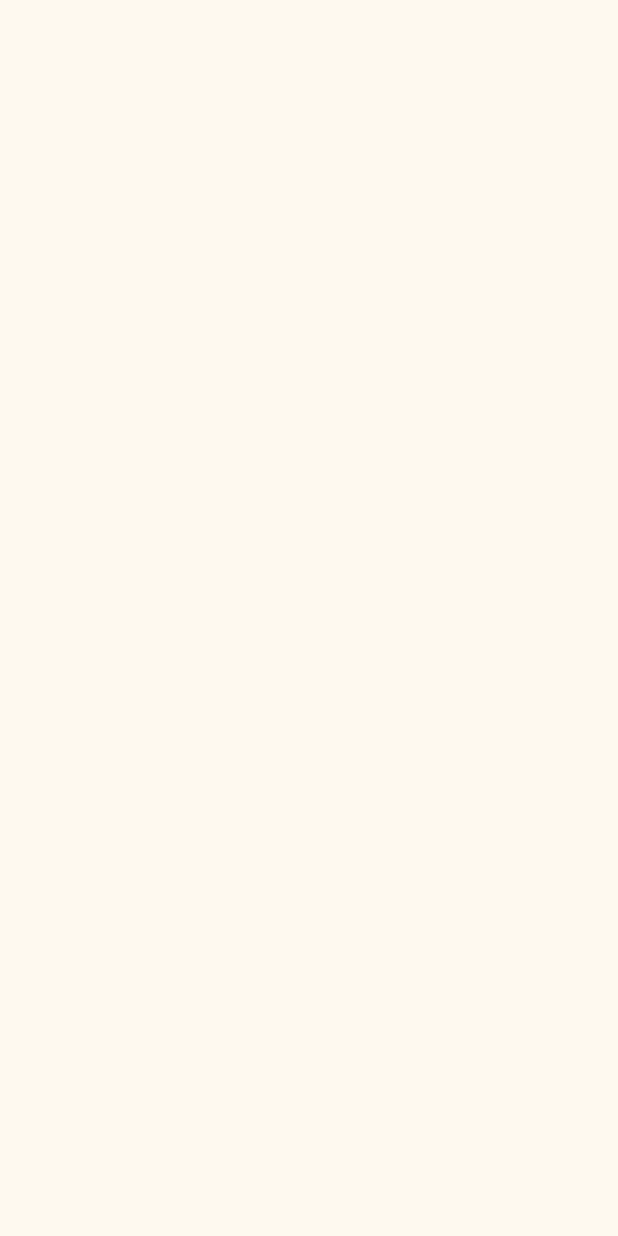
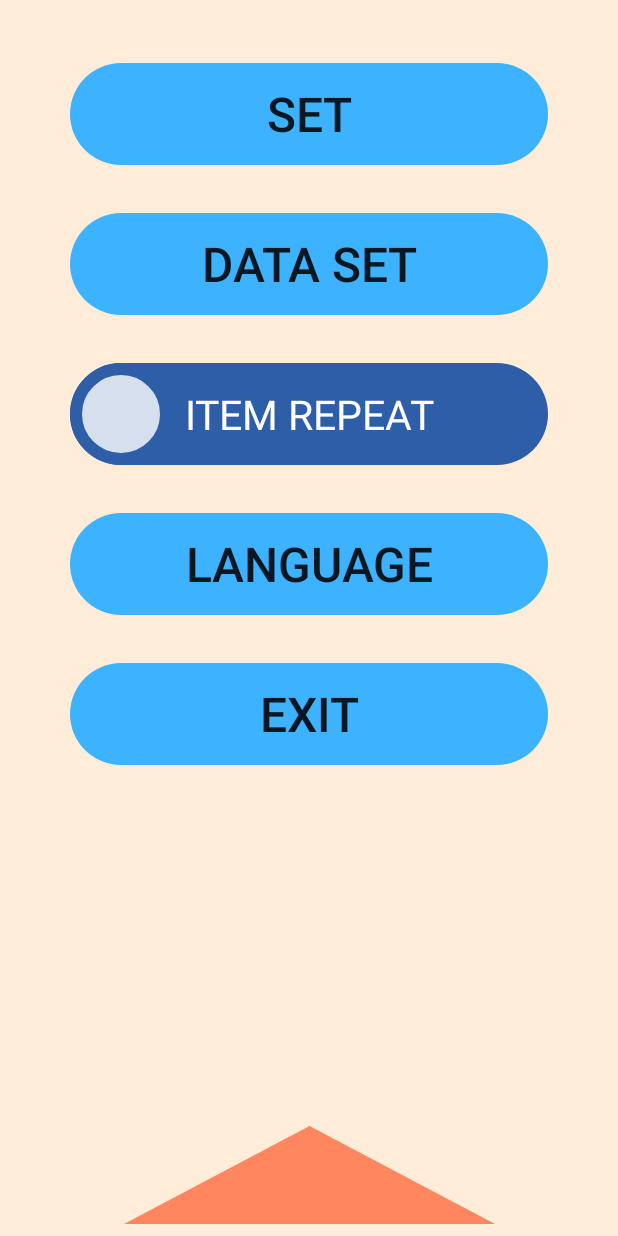
Before and after one commit to Snowbear124/HappyLottery, an Android app: the screen it shows after launch (MainActivity), on a phone screen of 412 x 824 dp. Before the commit the screen is empty. Run offline under Robolectric (Android 15) with nearby library versions, the phone set to English and light mode, and no system bars.

Commit message:
Second screen button and switch set.

```diff
--- a/app/src/main/java/com/snowbear/happylottery/MainActivity.kt
+++ b/app/src/main/java/com/snowbear/happylottery/MainActivity.kt
@@ -2,10 +2,23 @@ package com.snowbear.happylottery
 
 import androidx.appcompat.app.AppCompatActivity
 import android.os.Bundle
+import android.util.Log
+import android.view.View
 
 class MainActivity : AppCompatActivity() {
+    //也可以直接用"MainActivity"字串，但用class這個方式不占記憶體空間，會比較好
+    val TAG = MainActivity::class.java.simpleName
+    val testList = listOf<String>("Apply","Banana","Cherry","Dragonfruit","Fig")
+
     override fun onCreate(savedInstanceState: Bundle?) {
         super.onCreate(savedInstanceState)
-        setContentView(R.layout.Frist_main)
+//        setContentView(R.layout.activity_main)
+        setContentView(R.layout.set)
+    }
+
+    fun lottery(view: View) {
+        val item = testList.random()
+//        println("Item: $item")  //系統內部輸出的值
+        Log.d(TAG,"Lottery Item = $item")    //標籤，這裡做debug用
     }
 }
--- /dev/null
+++ b/app/src/main/res/drawable/lottery_glassball.xml
@@ -0,0 +1,6 @@
+<?xml version="1.0" encoding="utf-8"?>
+<shape xmlns:android="http://schemas.android.com/apk/res/android"
+    android:shape="oval" >
+    <solid android:color="@color/DiamondLeague" />
+    <stroke android:color="@color/AdventureOfTheSeas" android:width="6dp" />
+</shape>
--- /dev/null
+++ b/app/src/main/res/drawable/switch_thumb.xml
@@ -0,0 +1,21 @@
+<?xml version="1.0" encoding="utf-8"?>
+<selector xmlns:android="http://schemas.android.com/apk/res/android">
+    <item android:state_checked="true">
+        <shape android:shape="oval">
+            <solid android:color="@color/white_80"/>
+            <size android:height="@dimen/dp_60"
+                android:width="@dimen/dp_60" />
+            <stroke android:width="8dp"
+                android:color="@color/Picnic" />
+        </shape>
+    </item>
+    <item android:state_checked="false">
+        <shape android:shape="oval">
+            <solid android:color="@color/white_80"/>
+            <size android:height="@dimen/dp_60"
+                android:width="@dimen/dp_60" />
+            <stroke android:width="8dp"
+                android:color="@color/AdventureOfTheSeas" />
+        </shape>
+    </item>
+</selector>
--- /dev/null
+++ b/app/src/main/res/drawable/switch_track.xml
@@ -0,0 +1,15 @@
+<?xml version="1.0" encoding="utf-8"?>
+<selector xmlns:android="http://schemas.android.com/apk/res/android">
+    <item android:state_checked="true">
+        <shape android:shape="rectangle">
+            <corners android:radius="80dp" />
+            <solid android:color="@color/Picnic"/>
+        </shape>
+    </item>
+    <item android:state_checked="false">
+        <shape android:shape="rectangle">
+            <corners android:radius="80dp" />
+            <solid android:color="@color/AdventureOfTheSeas"/>
+        </shape>
+    </item>
+</selector>
--- a/app/src/main/res/layout/Frist_main.xml
+++ /dev/null
@@ -1,8 +0,0 @@
-<?xml version="1.0" encoding="utf-8"?>
-<androidx.constraintlayout.widget.ConstraintLayout xmlns:android="http://schemas.android.com/apk/res/android"
-    xmlns:app="http://schemas.android.com/apk/res-auto"
-    xmlns:tools="http://schemas.android.com/tools"
-    android:layout_width="match_parent"
-    android:layout_height="match_parent"
-    android:background="@color/OldLace"
-    tools:context=".MainActivity"/>
--- /dev/null
+++ b/app/src/main/res/layout/set.xml
@@ -0,0 +1,95 @@
+<?xml version="1.0" encoding="utf-8"?>
+<androidx.constraintlayout.widget.ConstraintLayout xmlns:android="http://schemas.android.com/apk/res/android"
+    xmlns:app="http://schemas.android.com/apk/res-auto"
+    xmlns:tools="http://schemas.android.com/tools"
+    android:layout_width="match_parent"
+    android:layout_height="match_parent"
+    android:background="@color/SandCrystal">
+
+    <Button
+        android:id="@+id/set_exit"
+        style="?android:attr/borderlessButtonStyle"
+        android:layout_width="@dimen/dp_280"
+        android:layout_height="@dimen/dp_60"
+        android:layout_marginTop="32dp"
+        android:background="@drawable/item_set"
+        android:text="EXIT"
+        android:textSize="@dimen/sp_28"
+        app:layout_constraintEnd_toEndOf="parent"
+        app:layout_constraintStart_toStartOf="parent"
+        app:layout_constraintTop_toBottomOf="@+id/set_language" />
+
+    <Button
+        android:id="@+id/set_language"
+        style="?android:attr/borderlessButtonStyle"
+        android:layout_width="@dimen/dp_280"
+        android:layout_height="@dimen/dp_60"
+        android:layout_marginTop="32dp"
+        android:background="@drawable/item_set"
+        android:text="LANGUAGE"
+        android:textSize="@dimen/sp_28"
+        app:layout_constraintEnd_toEndOf="parent"
+        app:layout_constraintStart_toStartOf="parent"
+        app:layout_constraintTop_toBottomOf="@+id/switch_item_re" />
+
+    <Button
+        android:id="@+id/set_title"
+        style="?android:attr/borderlessButtonStyle"
+        android:layout_width="@dimen/dp_280"
+        android:layout_height="@dimen/dp_60"
+        android:layout_marginTop="42dp"
+        android:background="@drawable/item_set"
+        android:text="@string/set"
+        android:textSize="@dimen/sp_28"
+        app:layout_constraintEnd_toEndOf="parent"
+        app:layout_constraintStart_toStartOf="parent"
+        app:layout_constraintTop_toTopOf="parent" />
+
+    <Button
+        android:id="@+id/set_data"
+        style="?android:attr/borderlessButtonStyle"
+        android:layout_width="@dimen/dp_280"
+        android:layout_height="@dimen/dp_60"
+        android:layout_marginTop="32dp"
+        android:background="@drawable/item_set"
+        android:text="DATA SET"
+        android:textSize="@dimen/sp_28"
+        app:layout_constraintEnd_toEndOf="parent"
+        app:layout_constraintStart_toStartOf="parent"
+        app:layout_constraintTop_toBottomOf="@+id/set_title" />
+
+    <Switch
+        android:id="@+id/switch_item_re"
+        android:layout_width="wrap_content"
+        android:layout_height="wrap_content"
+        android:layout_marginTop="32dp"
+        android:switchMinWidth="@dimen/dp_280"
+        android:thumb="@drawable/switch_thumb"
+        android:track="@drawable/switch_track"
+        app:layout_constraintEnd_toEndOf="parent"
+        app:layout_constraintStart_toStartOf="parent"
+        app:layout_constraintTop_toBottomOf="@+id/set_data" />
+
+    <TextView
+            android:id="@+id/tV_item_re"
+            android:layout_width="wrap_content"
+            android:layout_height="wrap_content"
+            android:text="ITEM REPEAT"
+            android:textColor="@color/white"
+            android:textSize="@dimen/sp_24"
+            app:layout_constraintBottom_toBottomOf="@+id/switch_item_re"
+            app:layout_constraintEnd_toEndOf="@+id/switch_item_re"
+            app:layout_constraintStart_toStartOf="@+id/switch_item_re"
+            app:layout_constraintTop_toTopOf="@+id/switch_item_re" />
+
+    <Button
+        android:id="@+id/set_back"
+        android:layout_width="247dp"
+        android:layout_height="65dp"
+        android:layout_marginBottom="8dp"
+        android:background="@drawable/button_backup"
+        app:layout_constraintBottom_toBottomOf="parent"
+        app:layout_constraintEnd_toEndOf="parent"
+        app:layout_constraintStart_toStartOf="parent" />
+
+</androidx.constraintlayout.widget.ConstraintLayout>
--- a/app/src/main/res/values/colors.xml
+++ b/app/src/main/res/values/colors.xml
@@ -7,6 +7,7 @@
     <color name="teal_700">#FF018786</color>
     <color name="black">#FF000000</color>
     <color name="white">#FFFFFFFF</color>
+    <color name="white_80">#CCFFFFFF</color>
 
     <color name="BabyBlue">#A2D2FF</color>
     <color name="OldLace">#FEF9EF</color>
@@ -25,4 +26,6 @@
     <color name="AdventureOfTheSeas">#2F5EA9</color>
     <color name="Picnic">#94C78A</color>
     <color name="BeerGarden">#3D9F38</color>
+
+    <color name="DiamondLeague">#CEE9F2</color>
 </resources>
--- a/app/src/main/res/values/strings.xml
+++ b/app/src/main/res/values/strings.xml
@@ -1,3 +1,6 @@
 <resources>
     <string name="app_name">HappyLottery</string>
+    <string name="start">START</string>
+    <string name="set">SET</string>
+    <string name="data_1">Data 1</string>
 </resources>
```
Also changed, not shown: app/src/main/res/drawable/button_start_2.xml (added, +17 -0 lines), app/src/main/res/layout/activity_main.xml (added, +60 -0 lines), app/src/main/java/com/snowbear/happylottery/RandomBall.kt (renamed from app/src/main/java/com/snowbear/happylottery/RandomBoll.kt), 1 other file.
